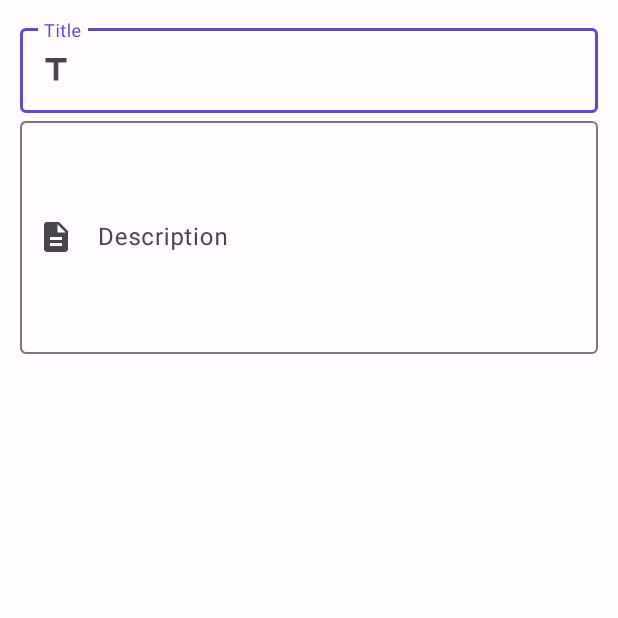
After one commit to vk1cd314/Tsundoku, an Android app: the fragment NewPost shown on its own in the app's theme, on a phone screen of 412 x 824 dp, the top half of it. The commit adds this screen. Run offline under Robolectric (Android 15) with nearby library versions, the phone set to English and light mode, and no system bars; network calls fail.

Commit message:
updates on update

```diff
--- /dev/null
+++ b/app/src/main/java/com/tsunderead/tsundoku/NewPost.kt
@@ -0,0 +1,45 @@
+package com.tsunderead.tsundoku
+
+import android.os.Bundle
+import androidx.fragment.app.Fragment
+import android.view.LayoutInflater
+import android.view.View
+import android.view.ViewGroup
+
+// TODO: Rename parameter arguments, choose names that match
+// the fragment initialization parameters, e.g. ARG_ITEM_NUMBER
+private const val ARG_PARAM1 = "param1"
+private const val ARG_PARAM2 = "param2"
+
+class NewPost : Fragment() {
+    // TODO: Rename and change types of parameters
+    private var param1: String? = null
+    private var param2: String? = null
+
+    override fun onCreate(savedInstanceState: Bundle?) {
+        super.onCreate(savedInstanceState)
+        arguments?.let {
+            param1 = it.getString(ARG_PARAM1)
+            param2 = it.getString(ARG_PARAM2)
+        }
+    }
+
+    override fun onCreateView(
+        inflater: LayoutInflater, container: ViewGroup?,
+        savedInstanceState: Bundle?
+    ): View? {
+        // Inflate the layout for this fragment
+        return inflater.inflate(R.layout.fragment_new_post, container, false)
+    }
+
+    companion object {
+        @JvmStatic
+        fun newInstance(param1: String, param2: String) =
+            NewPost().apply {
+                arguments = Bundle().apply {
+                    putString(ARG_PARAM1, param1)
+                    putString(ARG_PARAM2, param2)
+                }
+            }
+    }
+}
--- /dev/null
+++ b/app/src/main/res/drawable/ic_baseline_add_24.xml
@@ -0,0 +1,5 @@
+<vector android:height="24dp" android:tint="#000000"
+    android:viewportHeight="24" android:viewportWidth="24"
+    android:width="24dp" xmlns:android="http://schemas.android.com/apk/res/android">
+    <path android:fillColor="@android:color/white" android:pathData="M19,13h-6v6h-2v-6H5v-2h6V5h2v6h6v2z"/>
+</vector>
--- /dev/null
+++ b/app/src/main/res/drawable/ic_baseline_description_24.xml
@@ -0,0 +1,5 @@
+<vector android:height="24dp" android:tint="#000000"
+    android:viewportHeight="24" android:viewportWidth="24"
+    android:width="24dp" xmlns:android="http://schemas.android.com/apk/res/android">
+    <path android:fillColor="@android:color/white" android:pathData="M14,2L6,2c-1.1,0 -1.99,0.9 -1.99,2L4,20c0,1.1 0.89,2 1.99,2L18,22c1.1,0 2,-0.9 2,-2L20,8l-6,-6zM16,18L8,18v-2h8v2zM16,14L8,14v-2h8v2zM13,9L13,3.5L18.5,9L13,9z"/>
+</vector>
--- /dev/null
+++ b/app/src/main/res/drawable/ic_baseline_title_24.xml
@@ -0,0 +1,5 @@
+<vector android:height="24dp" android:tint="#000000"
+    android:viewportHeight="24" android:viewportWidth="24"
+    android:width="24dp" xmlns:android="http://schemas.android.com/apk/res/android">
+    <path android:fillColor="@android:color/white" android:pathData="M5,4v3h5.5v12h3V7H19V4z"/>
+</vector>
--- /dev/null
+++ b/app/src/main/res/layout/fragment_new_post.xml
@@ -0,0 +1,48 @@
+<?xml version="1.0" encoding="utf-8"?>
+<androidx.constraintlayout.widget.ConstraintLayout xmlns:android="http://schemas.android.com/apk/res/android"
+    xmlns:app="http://schemas.android.com/apk/res-auto"
+    xmlns:tools="http://schemas.android.com/tools"
+    android:layout_width="match_parent"
+    android:layout_height="match_parent"
+    android:paddingLeft="13dp"
+    android:paddingTop="13dp"
+    android:paddingRight="13dp"
+    tools:context=".NewPost">
+
+    <com.google.android.material.textfield.TextInputLayout
+        android:id="@+id/txtParentPostTitle"
+        android:layout_width="match_parent"
+        android:layout_height="wrap_content"
+        android:hint="Title"
+        app:endIconCheckable="false"
+        app:layout_constraintEnd_toEndOf="parent"
+        app:layout_constraintStart_toStartOf="parent"
+        app:layout_constraintTop_toTopOf="parent"
+        app:startIconDrawable="@drawable/ic_baseline_title_24">
+
+        <com.google.android.material.textfield.TextInputEditText
+            android:id="@+id/txtPostTitle"
+            android:layout_width="match_parent"
+            android:layout_height="wrap_content" />
+
+    </com.google.android.material.textfield.TextInputLayout>
+
+    <com.google.android.material.textfield.TextInputLayout
+        android:id="@+id/txtParentPostDescription"
+        android:layout_width="match_parent"
+        android:layout_height="wrap_content"
+        android:hint="Description"
+        app:endIconCheckable="false"
+        app:layout_constraintEnd_toEndOf="parent"
+        app:layout_constraintStart_toStartOf="parent"
+        app:layout_constraintTop_toBottomOf="@id/txtParentPostTitle"
+        app:startIconDrawable="@drawable/ic_baseline_description_24">
+
+        <com.google.android.material.textfield.TextInputEditText
+            android:id="@+id/txtPostDescription"
+            android:layout_width="match_parent"
+            android:layout_height="155dp" />
+
+    </com.google.android.material.textfield.TextInputLayout>
+
+</androidx.constraintlayout.widget.ConstraintLayout>
--- a/app/src/main/res/navigation/nav_graph.xml
+++ b/app/src/main/res/navigation/nav_graph.xml
@@ -26,7 +26,7 @@
         tools:layout="@layout/fragment_settings"/>
     <fragment
         android:id="@+id/updates3"
-        android:name="com.tsunderead.tsundoku.main.Updates"
+        android:name="com.tsunderead.tsundoku.main.Community"
         android:label="Updates"
-        tools:layout="@layout/fragment_updates"/>
+        tools:layout="@layout/fragment_community"/>
 </navigation>
--- a/app/src/main/res/navigation/tab1.xml
+++ b/app/src/main/res/navigation/tab1.xml
@@ -7,7 +7,7 @@
 
     <fragment
         android:id="@+id/updates"
-        android:name="com.tsunderead.tsundoku.main.Updates"
+        android:name="com.tsunderead.tsundoku.main.Community"
         android:label="Updates"
-        tools:layout="@layout/fragment_updates"/>
+        tools:layout="@layout/fragment_community"/>
 </navigation>
```
Also changed, not shown: app/src/main/java/com/tsunderead/tsundoku/helperclasses/OnSwipeToughEventListener.kt (added, +79 -0 lines), app/src/main/java/com/tsunderead/tsundoku/main/Community.kt (added, +36 -0 lines), app/src/main/java/com/tsunderead/tsundoku/main/Updates.kt (deleted, +0 -49 lines), app/src/main/res/layout/fragment_community.xml (added, +41 -0 lines), app/src/main/res/layout/fragment_updates.xml (deleted, +0 -32 lines).
